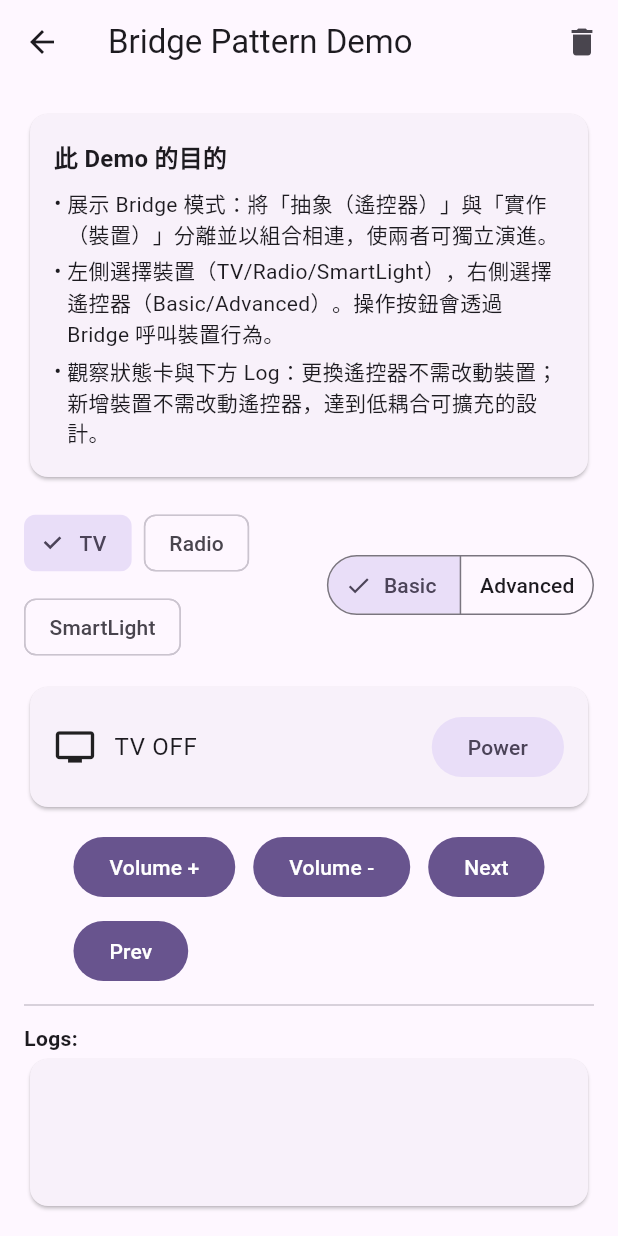
After one commit to doremichen/flutter_home, a Flutter app: the _BridgeDemoBody screen opened directly, on a phone screen of 412 x 824 dp. The commit adds this screen. Run offline on Flutter 3.47's test engine with Material 3 defaults, Android fonts, the light colour scheme and no system bars.

Commit message:
[DesignPatternDemo] add bridge demo item

```diff
--- a/DesignPatternDemo/lib/data/patterns_data.dart
+++ b/DesignPatternDemo/lib/data/patterns_data.dart
@@ -7,6 +7,7 @@
 ///
 import 'package:design_pattern_demo/demos/singleton/singleton_demo.dart';
 
+import '../demos/Bridge/bridge_demo.dart';
 import '../demos/abstract_factory/absfactory_demo.dart';
 import '../demos/adapter/adapter_demo.dart';
 import '../demos/builder/builder_demo.dart';
@@ -23,7 +24,7 @@ DesignPattern(name: 'Abstract Factory', category: 'Creational', description: _de
 DesignPattern(name: 'Builder', category: 'Creational', description: _descTBD, widget: const BuilderDemoPage()),
 DesignPattern(name: 'Prototype', category: 'Creational', description: _descTBD, widget: const PrototypeDemoPage()),
 DesignPattern(name: 'Adapter', category: 'Structural', description: _descTBD, widget: const AdapterDemoPage()),
-DesignPattern(name: 'Bridge', category: 'Structural', description: _descTBD),
+DesignPattern(name: 'Bridge', category: 'Structural', description: _descTBD, widget: const BridgeDemoPage()),
 DesignPattern(name: 'Composite', category: 'Structural', description: _descTBD),
 DesignPattern(name: 'Decorator', category: 'Structural', description: _descTBD),
 DesignPattern(name: 'Facade', category: 'Structural', description: _descTBD),
--- /dev/null
+++ b/DesignPatternDemo/lib/demos/Bridge/bridge_demo.dart
@@ -0,0 +1,217 @@
+
+
+import 'package:flutter/material.dart';
+import 'package:provider/provider.dart';
+
+import 'view_model/bridge_view_model.dart';
+
+class BridgeDemoPage extends StatelessWidget {
+
+  const BridgeDemoPage({super.key});
+
+  @override
+  Widget build(BuildContext context) {
+       return ChangeNotifierProvider(
+         create: (_) => BridgeViewModel(),
+         child: const _BridgeDemoBody(),
+       );
+  }
+
+}
+
+class _BridgeDemoBody extends StatelessWidget {
+  const _BridgeDemoBody();
+
+  @override
+  Widget build(BuildContext context) {
+    return Consumer<BridgeViewModel>(
+        builder: (context, vm, _) {
+          // show toast
+          WidgetsBinding.instance.addPostFrameCallback((_) {
+            final msg = vm.takeLastToast();
+            if (msg != null) {
+              ScaffoldMessenger.of(context).showSnackBar(
+                SnackBar(content: Text(msg), duration: const Duration(seconds: 2)),
+              );
+            }
+          });
+
+          final theme = Theme.of(context);
+
+          return Scaffold(
+              appBar: AppBar(
+                title: const Text('Bridge Pattern Demo'),
+                actions: [
+                  IconButton(
+                    tooltip: 'Clear logs',
+                    icon: const Icon(Icons.delete),
+                    onPressed: vm.clearLogs,
+                  ),
+                ],
+              ),
+              body: Padding(
+                padding: const EdgeInsets.all(16),
+                child: Column(
+                  children: [
+                    /// --- 說明卡（與其他 Demo 一致） ---
+                    _InfoBanner(
+                      title: '此 Demo 的目的',
+                      lines: const [
+                        '展示 Bridge 模式：將「抽象（遙控器）」與「實作（裝置）」分離並以組合相連，使兩者可獨立演進。',
+                        '左側選擇裝置（TV/Radio/SmartLight），右側選擇遙控器（Basic/Advanced）。操作按鈕會透過 Bridge 呼叫裝置行為。',
+                        '觀察狀態卡與下方 Log：更換遙控器不需改動裝置；新增裝置不需改動遙控器，達到低耦合可擴充的設計。',
+                      ],
+                    ),
+                    const SizedBox(height: 16),
+
+                    /// --- 選擇列：裝置 + 遙控器 ---
+                    Row(
+                      children: [
+                        // 裝置 ChoiceChip
+                        Expanded(
+                          child: Wrap(
+                            spacing: 8,
+                            runSpacing: 8,
+                            children: List.generate(vm.deviceLabels.length, (i) {
+                              final isSelected = vm.selectedDeviceIndex == i;
+                              return ChoiceChip(
+                                label: Text(vm.deviceLabels[i]),
+                                selected: isSelected,
+                                onSelected: (_) => vm.selectDevice(i),
+                              );
+                            }),
+                          ),
+                        ),
+                        const SizedBox(width: 12),
+                        // 遙控器 Segmented
+                        SegmentedButton<RemoteKind>(
+                          segments: const [
+                            ButtonSegment(value: RemoteKind.basic, label: Text('Basic')),
+                            ButtonSegment(value: RemoteKind.advanced, label: Text('Advanced')),
+                          ],
+                          selected: {vm.selectedRemote},
+                          onSelectionChanged: (s) => vm.selectRemote(s.first),
+                        ),
+                      ],
+                    ),
+
+                    const SizedBox(height: 12),
+
+                    /// --- 狀態卡 ---
+                    Card(
+                      child: Padding(
+                        padding: const EdgeInsets.all(16),
+                        child: Row(
+                          children: [
+                            Icon(
+                              vm.deviceLabels[vm.selectedDeviceIndex] == 'SmartLight'
+                                  ? Icons.lightbulb
+                                  : (vm.deviceLabels[vm.selectedDeviceIndex] == 'Radio'
+                                  ? Icons.radio
+                                  : Icons.tv),
+                              size: 28,
+                            ),
+                            const SizedBox(width: 12),
+                            Expanded(
+                              child: Text(
+                                vm.remote.currentStatus(),
+                                style: theme.textTheme.bodyLarge,
+                              ),
+                            ),
+                            const SizedBox(width: 12),
+                            FilledButton.tonal(
+                              onPressed: vm.togglePower,
+                              child: const Text('Power'),
+                            ),
+                          ],
+                        ),
+                      ),
+                    ),
+
+                    const SizedBox(height: 12),
+
+                    /// --- 操作按鈕列 ---
+                    Wrap(
+                      spacing: 12,
+                      runSpacing: 8,
+                      children: [
+                        FilledButton(onPressed: vm.volumeUp, child: const Text('Volume +')),
+                        FilledButton(onPressed: vm.volumeDown, child: const Text('Volume -')),
+                        FilledButton(onPressed: vm.next, child: const Text('Next')),
+                        FilledButton(onPressed: vm.prev, child: const Text('Prev')),
+                        if (vm.selectedRemote == RemoteKind.advanced) ...[
+                          FilledButton.tonal(onPressed: vm.mute, child: const Text('Mute')),
+                          FilledButton.tonal(onPressed: vm.randomize, child: const Text('Randomize')),
+                          FilledButton.tonal(onPressed: vm.macroPowerPlay, child: const Text('Macro PowerPlay')),
+                        ],
+                      ],
+                    ),
+
+                    const Divider(height: 24),
+
+                    /// --- Log 清單 ---
+                    const Align(
+                      alignment: Alignment.centerLeft,
+                      child: Text('Logs:', style: TextStyle(fontWeight: FontWeight.bold)),
+                    ),
+                    Expanded(
+                      child: Card(
+                        child: ListView.separated(
+                          padding: const EdgeInsets.all(16),
+                          itemCount: vm.logs.length,
+                          separatorBuilder: (_, __) => const Divider(height: 12),
+                          itemBuilder: (_, index) => Text(vm.logs[index]),
+                        ),
+                      ),
+                    ),
+                  ],
+                ),
+              ),
+          );
+
+        }
+    );
+  }
+}
+
+/// --- 頂部資訊卡（沿用既有樣式） ---
+class _InfoBanner extends StatelessWidget {
+  final String title;
+  final List<String> lines;
+
+  const _InfoBanner({required this.title, required this.lines});
+
+  @override
+  Widget build(BuildContext context) {
+    final theme = Theme.of(context);
+    final titleStyle =
+    theme.textTheme.titleMedium?.copyWith(fontWeight: FontWeight.bold);
+    final bodyStyle = theme.textTheme.bodyMedium;
+
+    return Card(
+      color: theme.colorScheme.surfaceContainerLow,
+      child: Padding(
+        padding: const EdgeInsets.all(16),
+        child: Column(
+          crossAxisAlignment: CrossAxisAlignment.start,
+          children: [
+            if (titleStyle != null) Text(title, style: titleStyle),
+            const SizedBox(height: 8),
+            ...lines.map(
+                  (t) => Padding(
+                padding: const EdgeInsets.only(bottom: 4),
+                child: Row(
+                  crossAxisAlignment: CrossAxisAlignment.start,
+                  children: [
+                    const Text('• '),
+                    Expanded(child: Text(t, style: bodyStyle)),
+                  ],
+                ),
+              ),
+            ),
+          ],
+        ),
+      ),
+    );
+  }
+}
--- /dev/null
+++ b/DesignPatternDemo/lib/demos/Bridge/model/device.dart
@@ -0,0 +1,150 @@
+
+///
+/// device.dart
+/// Device
+/// TvDevice
+/// RadioDevice
+/// SmartLightDevice
+///
+///
+/// Created by Adam Chen on 2025/12/12.
+/// Copyright © 2025 Abb company. All rights reserved.
+///
+
+/// Implementor：device interface
+abstract class Device {
+  String get name;
+
+  // --- Power ---
+  bool get isOn;
+  void enable();
+  void disable();
+
+  // --- Volume (mapping to device's volume control) ---
+  int get volume;           // 0..100
+  void setVolume(int v);    // range
+  void volumeUp() => setVolume(volume + 5);
+  void volumeDown() => setVolume(volume - 5);
+
+  // --- Channel / Station / Scene (abstraction of device's channel control)---
+  void next();
+  void prev();
+
+  // --- used to ui status ---
+  String status();
+}
+
+/// TV：channel 1..99，volume 0..100
+class TvDevice extends Device {
+  bool _on = false;
+  int _volume = 20;
+  int _channel = 1;
+
+  @override
+  String get name => 'TV';
+
+  @override
+  bool get isOn => _on;
+
+  @override
+  void enable() => _on = true;
+
+  @override
+  void disable() => _on = false;
+
+  @override
+  int get volume => _volume;
+
+  @override
+  void setVolume(int v) => _volume = v.clamp(0, 100);
+
+  @override
+  void next() => _channel = (_channel % 99) + 1;
+
+  @override
+  void prev() => _channel = (_channel <= 1) ? 99 : _channel - 1;
+
+  @override
+  String status() => _on
+      ? 'TV ON | ch=$_channel | vol=$_volume'
+      : 'TV OFF';
+}
+
+/// radio：frequency 88.0..108.0MHz Step 0.5，volume 0..100
+class RadioDevice extends Device {
+  bool _on = false;
+  int _volume = 30;
+  double _freq = 98.0;
+
+  @override
+  String get name => 'Radio';
+
+  @override
+  bool get isOn => _on;
+
+  @override
+  void enable() => _on = true;
+
+  @override
+  void disable() => _on = false;
+
+  @override
+  int get volume => _volume;
+
+  @override
+  void setVolume(int v) => _volume = v.clamp(0, 100);
+
+  @override
+  void next() {
+    _freq += 0.5;
+    if (_freq > 108.0) _freq = 88.0;
+  }
+
+  @override
+  void prev() {
+    _freq -= 0.5;
+    if (_freq < 88.0) _freq = 108.0;
+  }
+
+  @override
+  String status() => _on
+      ? 'Radio ON | ${_freq.toStringAsFixed(1)}MHz | vol=$_volume'
+      : 'Radio OFF';
+}
+
+/// Smart light：brightness 0..100 mapping volume；scene 0..5
+class SmartLightDevice extends Device {
+  bool _on = false;
+  int _brightness = 60; // 映射 volume
+  int _scene = 0;
+  final List<String> _scenes = const ['Reading', 'Movie', 'Night', 'Focus', 'Party', 'Warm'];
+
+  @override
+  String get name => 'SmartLight';
+
+  @override
+  bool get isOn => _on;
+
+  @override
+  void enable() => _on = true;
+
+  @override
+  void disable() => _on = false;
+
+  @override
+  int get volume => _brightness;
+
+  @override
+  void setVolume(int v) => _brightness = v.clamp(0, 100);
+
+  @override
+  void next() => _scene = (_scene + 1) % _scenes.length;
+
+  @override
+  void prev() => _scene = (_scene - 1 + _scenes.length) % _scenes.length;
+
+  @override
+  String status() => _on
+      ? 'Light ON | scene=${_scenes[_scene]} | bright=$_brightness'
+      : 'Light OFF';
+}
--- /dev/null
+++ b/DesignPatternDemo/lib/demos/Bridge/pattern/remote.dart
@@ -0,0 +1,61 @@
+///
+/// remote.dart
+/// RemoteControl
+/// AdvancedRemote
+///
+/// Created by Adam Chen on 2025/12/12
+/// Copyright © 2025 Abb company. All rights reserved.
+///
+
+
+
+import '../model/device.dart';
+
+/// Abstraction：Control
+class RemoteControl {
+  Device device;
+
+  RemoteControl(this.device);
+
+  void togglePower() {
+    device.isOn ? device.disable() : device.enable();
+  }
+
+  void volumeUp() => device.volumeUp();
+
+  void volumeDown() => device.volumeDown();
+
+  void next() => device.next();
+
+  void prev() => device.prev();
+
+  String currentStatus() => device.status();
+
+  String get label => 'Basic Remote';
+}
+
+/// Refined Abstraction：Advanced Remote Control
+/// (including mute / random scene / one-click macro)
+class AdvancedRemote extends RemoteControl {
+  AdvancedRemote(super.device);
+
+  void mute() => device.setVolume(0);
+
+  /// For SmartLight, randomly switch scenes;
+  /// for other devices, use next().
+  void randomize({int time = 1}) {
+    for (var i = 0; i < time; i++) {
+      next();
+    }
+  }
+
+  /// Macro: Power on → Adjust volume → Next
+  void macroPowerPlay() {
+    if (!device.isOn) device.enable();
+    device.setVolume(50);
+    device.next();
+  }
+
+  @override
+  String get label => 'Advanced Remote';
+}
--- /dev/null
+++ b/DesignPatternDemo/lib/demos/Bridge/view_model/bridge_view_model.dart
@@ -0,0 +1,148 @@
+///
+/// bridge_view_model.dart
+/// BridgeViewModel
+///
+/// Created by Adam Chen on 2025/12/12.
+/// Copyright © 2025 Abb company. All rights reserved.
+///
+
+import 'package:flutter/material.dart';
+
+import '../model/device.dart';
+import '../pattern/remote.dart';
+
+enum RemoteKind { basic, advanced }
+
+class BridgeViewModel extends ChangeNotifier {
+  // Device factories
+  final List<Device Function()> deviceFactories = [
+        () => TvDevice(),
+        () => RadioDevice(),
+        () => SmartLightDevice(),
+  ];
+
+  final List<String> deviceLabels = ['TV', 'Radio', 'SmartLight'];
+
+  int selectedDeviceIndex = 0;
+  RemoteKind selectedRemote = RemoteKind.basic;
+
+  late Device device;
+  late RemoteControl remote;
+
+  final List<String> logs = [];
+  List<String> get logsText => logs;
+
+  String? _lastToast;
+
+  BridgeViewModel() {
+    device = deviceFactories[selectedDeviceIndex]();
+    remote = _buildRemote(device, selectedRemote);
+  }
+
+  RemoteControl _buildRemote(Device d, RemoteKind kind) {
+    return (kind == RemoteKind.basic) ? RemoteControl(d) : AdvancedRemote(d);
+  }
+
+  String? takeLastToast() {
+    final m = _lastToast;
+    _lastToast = null;
+    return m;
+  }
+
+  // select device
+  void selectDevice(int index) {
+      selectedDeviceIndex = index;
+      final newDevice = deviceFactories[selectedDeviceIndex]();
+      device = newDevice;
+      remote = _buildRemote(device, selectedRemote);
+      _log('選擇裝置：${deviceLabels[index]}');
+      notifyListeners();
+  }
+
+  void selectRemote(RemoteKind kind) {
+    selectedRemote = kind;
+    remote = _buildRemote(device, kind);
+    _log('選擇遙控器：${remote.label}');
+    notifyListeners();
+  }
+
+  // ---- Operate ----
+  void togglePower() {
+    remote.togglePower();
+    _log('togglePower → ${remote.currentStatus()}');
+    _toastStatus();
+    notifyListeners();
+  }
+
+  void volumeUp() {
+    remote.volumeUp();
+    _log('volumeUp → ${remote.currentStatus()}');
+    _toastStatus();
+    notifyListeners();
+  }
+
+  void volumeDown() {
+    remote.volumeDown();
+    _log('volumeDown → ${remote.currentStatus()}');
+    _toastStatus();
+    notifyListeners();
+  }
+
+  void next() {
+    remote.next();
+    _log('next → ${remote.currentStatus()}');
+    _toastStatus();
+    notifyListeners();
+  }
+
+  void prev() {
+    remote.prev();
+    _log('prev → ${remote.currentStatus()}');
+    _toastStatus();
+    notifyListeners();
+  }
+
+  void mute() {
+    if (remote is AdvancedRemote) {
+      (remote as AdvancedRemote).mute();
+      _log('mute → ${remote.currentStatus()}');
+      _toastStatus();
+      notifyListeners();
+    }
+  }
+
+  void randomize() {
+    if (remote is AdvancedRemote) {
+      (remote as AdvancedRemote).randomize();
+      _log('randomize → ${remote.currentStatus()}');
+      _toastStatus();
+      notifyListeners();
+    }
+  }
+
+  void macroPowerPlay() {
+    if (remote is AdvancedRemote) {
+      (remote as AdvancedRemote).macroPowerPlay();
+      _log('macroPowerPlay → ${remote.currentStatus()}');
+      _toastStatus();
+      notifyListeners();
+    }
+  }
+
+  void clearLogs() {
+    logs.clear();
+    _lastToast = 'Logs cleared';
+    notifyListeners();
+  }
+
+  // --- helper ----------------------------
+  void _log(String s) {
+      logs.add(s);
+  }
+
+  void _toastStatus() {
+    _lastToast = remote.currentStatus();
+  }
+
+
+}
```
